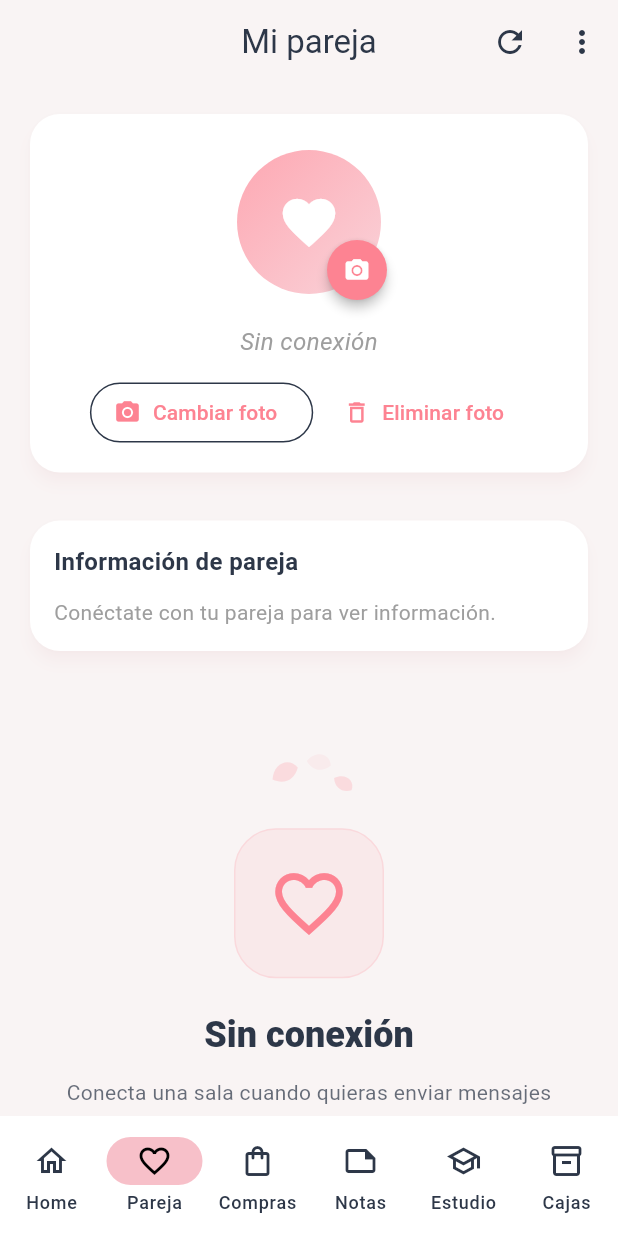
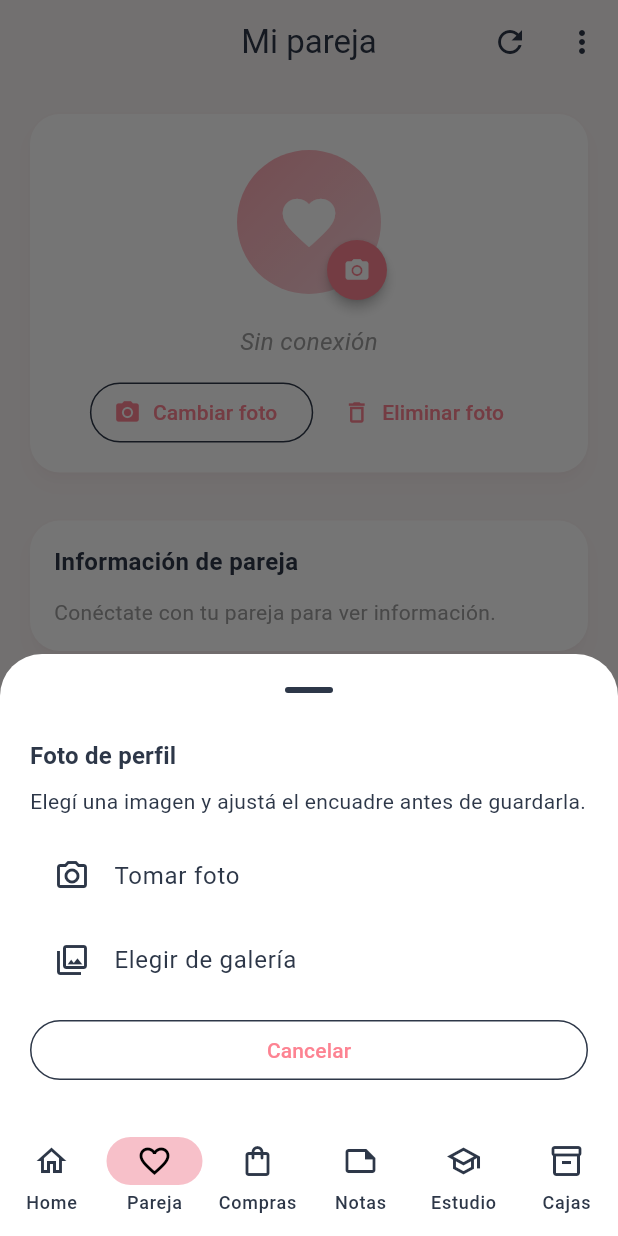
Before and after one commit to Alex-Fernandez-2003/couple_app, a Flutter app: the ParejaScreen screen opened by its route, after a tap on the "photo camera" icon, on a phone screen of 412 x 824 dp. Run offline on Flutter 3.47's test engine with Material 3 defaults, Android fonts, the phone set to English and light mode, and no system bars; our stand-ins replace audioplayers, connectivity_plus, file_picker, flutter_local_notifications, flutter_riverpod, go_router and 7 more; missing offline and left inert: record; accounts and stored records are empty.

Commit message:
Enhance partner profile photo feature

```diff
--- a/lib/features/pareja/screens/pareja_screen.dart
+++ b/lib/features/pareja/screens/pareja_screen.dart
@@ -4,6 +4,7 @@ import 'package:flutter/material.dart';
 import 'package:flutter_riverpod/flutter_riverpod.dart';
 import 'package:couple_app/data/providers.dart';
 import 'package:couple_app/data/models/shared_item.dart';
+import 'package:image_cropper/image_cropper.dart';
 import 'package:image_picker/image_picker.dart';
 import 'package:path_provider/path_provider.dart';
 import 'package:go_router/go_router.dart';
@@ -162,22 +163,107 @@ class _ParejaScreenState extends ConsumerState<ParejaScreen> {
     );
   }
 
-  Future<void> _pickPartnerPhoto(BuildContext context, WidgetRef ref) async {
+  Future<void> _changePartnerPhoto(BuildContext context, WidgetRef ref) async {
+    final source = await _showPartnerPhotoSourceSheet(context);
+    if (source == null || !context.mounted) return;
+    await _pickPartnerPhoto(context, ref, source);
+  }
+
+  Future<ImageSource?> _showPartnerPhotoSourceSheet(BuildContext context) {
+    return showModalBottomSheet<ImageSource>(
+      context: context,
+      showDragHandle: true,
+      builder: (context) => SafeArea(
+        child: Padding(
+          padding: const EdgeInsets.fromLTRB(20, 8, 20, 20),
+          child: Column(
+            mainAxisSize: MainAxisSize.min,
+            crossAxisAlignment: CrossAxisAlignment.stretch,
+            children: [
+              Text(
+                'Foto de perfil',
+                style: Theme.of(
+                  context,
+                ).textTheme.titleMedium?.copyWith(fontWeight: FontWeight.w700),
+              ),
+              const SizedBox(height: 8),
+              Text(
+                'Elegí una imagen y ajustá el encuadre antes de guardarla.',
+                style: Theme.of(context).textTheme.bodyMedium,
+              ),
+              const SizedBox(height: 12),
+              ListTile(
+                leading: const Icon(Icons.photo_camera_outlined),
+                title: const Text('Tomar foto'),
+                onTap: () => Navigator.of(context).pop(ImageSource.camera),
+              ),
+              ListTile(
+                leading: const Icon(Icons.photo_library_outlined),
+                title: const Text('Elegir de galería'),
+                onTap: () => Navigator.of(context).pop(ImageSource.gallery),
+              ),
+              const SizedBox(height: 8),
+              OutlinedButton(
+                onPressed: () => Navigator.of(context).pop(),
+                child: const Text('Cancelar'),
+              ),
+            ],
+          ),
+        ),
+      ),
+    );
+  }
+
+  Future<void> _pickPartnerPhoto(
+    BuildContext context,
+    WidgetRef ref,
+    ImageSource source,
+  ) async {
     try {
       final picked = await _imagePicker.pickImage(
-        source: ImageSource.gallery,
-        maxWidth: 1200,
+        source: source,
+        maxWidth: 1600,
+        maxHeight: 1600,
         imageQuality: 85,
       );
       if (picked == null) return;
 
+      final cropped = await ImageCropper().cropImage(
+        sourcePath: picked.path,
+        maxWidth: 1024,
+        maxHeight: 1024,
+        aspectRatio: const CropAspectRatio(ratioX: 1, ratioY: 1),
+        compressFormat: ImageCompressFormat.jpg,
+        compressQuality: 88,
+        uiSettings: [
+          AndroidUiSettings(
+            toolbarTitle: 'Ajustar foto',
+            toolbarColor: const Color(0xFFFD8392),
+            toolbarWidgetColor: Colors.white,
+            activeControlsWidgetColor: const Color(0xFFFD8392),
+            initAspectRatio: CropAspectRatioPreset.square,
+            lockAspectRatio: true,
+            cropStyle: CropStyle.circle,
+            aspectRatioPresets: const [CropAspectRatioPreset.square],
+          ),
+          IOSUiSettings(
+            title: 'Ajustar foto',
+            doneButtonTitle: 'Guardar',
+            cancelButtonTitle: 'Cancelar',
+            aspectRatioLockEnabled: true,
+            resetAspectRatioEnabled: false,
+            cropStyle: CropStyle.circle,
+            aspectRatioPresets: const [CropAspectRatioPreset.square],
+          ),
+        ],
+      );
+      if (cropped == null) return;
+
       final appDirectory = await getApplicationDocumentsDirectory();
-      final extension = picked.path.split('.').last.toLowerCase();
-      final safeExtension = extension.isEmpty ? 'jpg' : extension;
       final fileName =
-          'partner_photo_${DateTime.now().millisecondsSinceEpoch}.$safeExtension';
+          'partner_photo_${DateTime.now().millisecondsSinceEpoch}.jpg';
       final savedFile = File('${appDirectory.path}/$fileName');
-      await File(picked.path).copy(savedFile.path);
+      await File(cropped.path).copy(savedFile.path);
 
       final oldPath = ref.read(partnerPhotoProvider).value;
       await ref
@@ -327,7 +413,7 @@ class _ParejaScreenState extends ConsumerState<ParejaScreen> {
                                     _PartnerPhotoAvatar(
                                       photoPath: partnerPhoto.value,
                                       onChangePhoto: () =>
-                                          _pickPartnerPhoto(context, ref),
+                                          _changePartnerPhoto(context, ref),
                                     ),
                                     const SizedBox(height: 12),
                                     if (isRoomConnected &&
@@ -368,7 +454,7 @@ class _ParejaScreenState extends ConsumerState<ParejaScreen> {
                                       children: [
                                         OutlinedButton.icon(
                                           onPressed: () =>
-                                              _pickPartnerPhoto(context, ref),
+                                              _changePartnerPhoto(context, ref),
                                           icon: const Icon(Icons.photo_camera),
                                           label: Text(
                                             partnerPhoto.value == null
--- a/pubspec.yaml
+++ b/pubspec.yaml
@@ -49,6 +49,7 @@ dependencies:
   flutter_local_notifications: ^19.5.0
   timezone: ^0.10.1
   share_plus: ^12.0.2
+  image_cropper: ^12.2.1
 
 dev_dependencies:
   flutter_test:
```
Also changed, not shown: pubspec.lock, 2 other files.
